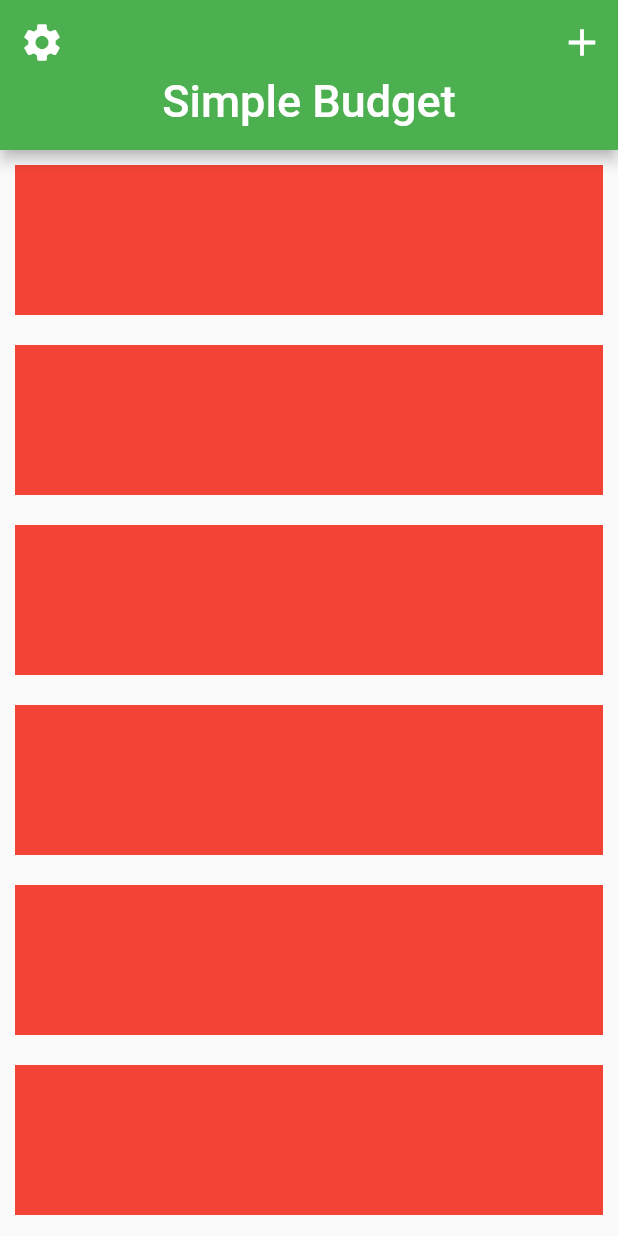
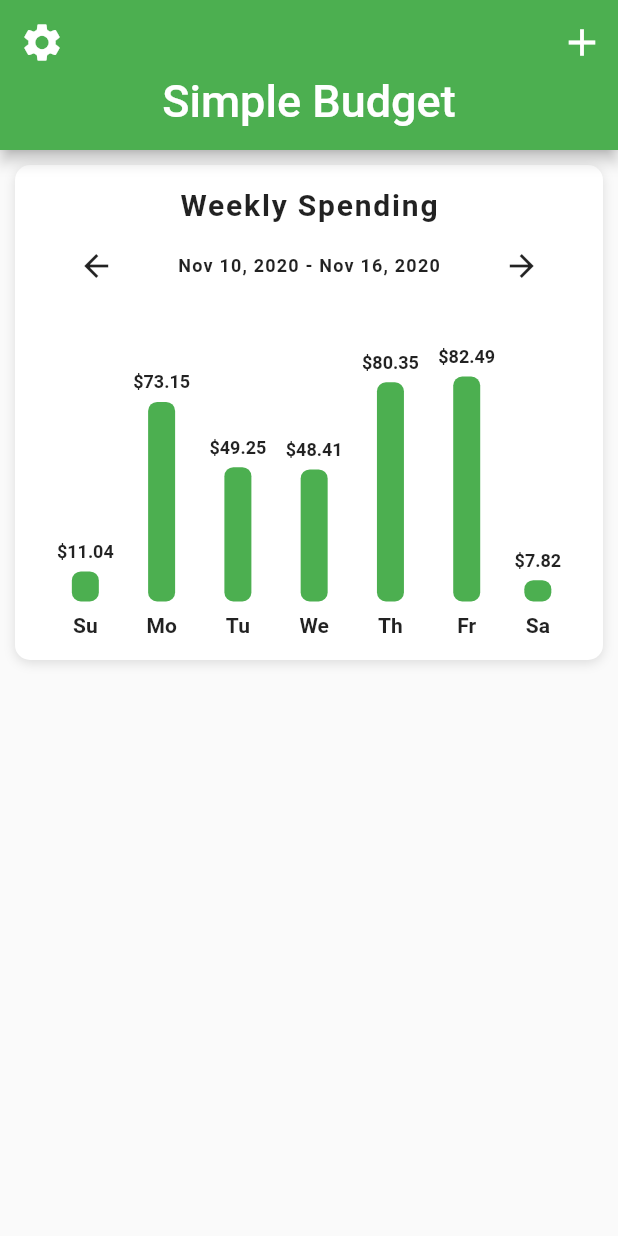
Before and after one commit to sannidhya-kushwaha/Budget_App, a Flutter app: the screen it shows after launch, on a phone screen of 412 x 824 dp. Run offline on Flutter 3.47's test engine with Material 2 defaults, Android fonts, the phone set to English and light mode, and no system bars.

Commit message:
Adding Bar Chart

```diff
--- a/lib/screens/home_screen.dart
+++ b/lib/screens/home_screen.dart
@@ -1,3 +1,5 @@
+import 'package:Budget_App/data/data.dart';
+import 'package:Budget_App/widgets/bar_chart.dart';
 import 'package:flutter/material.dart';
 
 class HomeScreen extends StatefulWidget {
@@ -38,11 +40,21 @@ class _HomeScreenState extends State<HomeScreen> {
               (BuildContext context, int index) {
                 return Container(
                   margin: EdgeInsets.all(10.0),
-                  height: 100,
-                  color: Colors.red,
+                  decoration: BoxDecoration(
+                    color: Colors.white,
+                    boxShadow: [
+                      BoxShadow(
+                        color: Colors.black12,
+                        offset: Offset(0, 2),
+                        blurRadius: 6.0,
+                      ),
+                    ],
+                    borderRadius: BorderRadius.circular(10.0),
+                  ),
+                  child: BarChart(weeklySpending),
                 );
               },
-              childCount: 10,
+              childCount: 1,
             ),
           ),
         ],
--- /dev/null
+++ b/lib/widgets/bar_chart.dart
@@ -0,0 +1,140 @@
+import 'package:flutter/material.dart';
+
+class BarChart extends StatelessWidget {
+  final List<double> expenses;
+  BarChart(this.expenses);
+  @override
+  Widget build(BuildContext context) {
+    double mostExpensive = 0;
+
+    expenses.forEach((double price) {
+      if (price > mostExpensive) {
+        mostExpensive = price;
+      }
+    });
+
+    return Padding(
+      padding: const EdgeInsets.all(15.0),
+      child: Column(
+        children: [
+          Text(
+            'Weekly Spending',
+            style: TextStyle(
+              fontSize: 20.0,
+              fontWeight: FontWeight.bold,
+              letterSpacing: 1.2,
+            ),
+          ),
+          SizedBox(height: 5.0),
+          Row(
+            mainAxisAlignment: MainAxisAlignment.spaceAround,
+            children: [
+              IconButton(
+                icon: Icon(Icons.arrow_back),
+                iconSize: 24.0,
+                onPressed: () {},
+              ),
+              Text(
+                'Nov 10, 2020 - Nov 16, 2020',
+                style: TextStyle(
+                  fontSize: 12.0,
+                  fontWeight: FontWeight.w600,
+                  letterSpacing: 0.8,
+                ),
+              ),
+              IconButton(
+                icon: Icon(Icons.arrow_forward),
+                iconSize: 24.0,
+                onPressed: () {},
+              ),
+            ],
+          ),
+          SizedBox(height: 30.0),
+          Row(
+            mainAxisAlignment: MainAxisAlignment.spaceEvenly,
+            crossAxisAlignment: CrossAxisAlignment.end,
+            children: [
+              Bar(
+                label: 'Su',
+                amountSpent: expenses[0],
+                mostExpensive: mostExpensive,
+              ),
+              Bar(
+                label: 'Mo',
+                amountSpent: expenses[1],
+                mostExpensive: mostExpensive,
+              ),
+              Bar(
+                label: 'Tu',
+                amountSpent: expenses[2],
+                mostExpensive: mostExpensive,
+              ),
+              Bar(
+                label: 'We',
+                amountSpent: expenses[3],
+                mostExpensive: mostExpensive,
+              ),
+              Bar(
+                label: 'Th',
+                amountSpent: expenses[4],
+                mostExpensive: mostExpensive,
+              ),
+              Bar(
+                label: 'Fr',
+                amountSpent: expenses[5],
+                mostExpensive: mostExpensive,
+              ),
+              Bar(
+                label: 'Sa',
+                amountSpent: expenses[6],
+                mostExpensive: mostExpensive,
+              ),
+            ],
+          ),
+        ],
+      ),
+    );
+  }
+}
+
+class Bar extends StatelessWidget {
+  final String label;
+  final double amountSpent;
+  final double mostExpensive;
+
+  final double _maxBarHeight = 150.0;
+
+  Bar({this.label, this.amountSpent, this.mostExpensive});
+  @override
+  Widget build(BuildContext context) {
+    final barHeight = amountSpent / mostExpensive * _maxBarHeight;
+    return Column(
+      children: [
+        Text(
+          '\$${amountSpent.toStringAsFixed(2)}',
+          style: TextStyle(
+            fontSize: 12,
+            fontWeight: FontWeight.w600,
+          ),
+        ),
+        SizedBox(height: 6.0),
+        Container(
+          height: barHeight,
+          width: 18.0,
+          decoration: BoxDecoration(
+            color: Theme.of(context).primaryColor,
+            borderRadius: BorderRadius.circular(6.0),
+          ),
+        ),
+        SizedBox(height: 8.0),
+        Text(
+          label,
+          style: TextStyle(
+            fontSize: 14.0,
+            fontWeight: FontWeight.w600,
+          ),
+        ),
+      ],
+    );
+  }
+}
```
